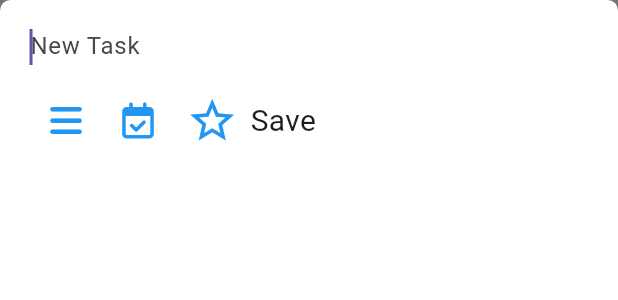
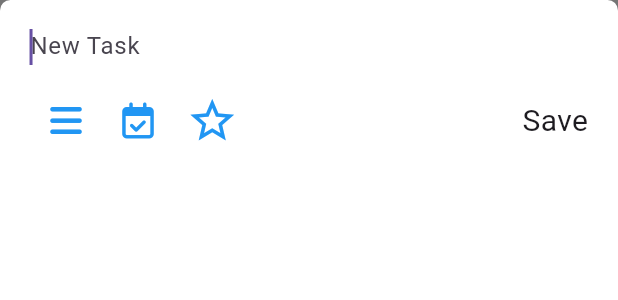
Before and after one commit to Emmanueloluwadamilola/my_todo_app, a Flutter app: the AddTaskSheet widget shown alone on an empty page, opened directly, on a phone screen of 412 x 824 dp. Shown: the top 300 px of the screen. Run offline on Flutter 3.47's test engine with Material 3 defaults, Android fonts, the phone set to English and light mode, and no system bars; our stand-ins replace font_awesome_flutter.

Commit message:
new changes

```diff
--- a/lib/add_task.dart
+++ b/lib/add_task.dart
@@ -45,9 +45,13 @@ class AddTaskSheet extends StatelessWidget {
                       size: 35,
                       color: Colors.blue,
                     )),
-                const Text(
-                  "Save",
-                  style: TextStyle(fontSize: 20),
+                Spacer(),
+                Padding(
+                  padding: const EdgeInsets.only(right: 20),
+                  child: const Text(
+                    "Save",
+                    style: TextStyle(fontSize: 20),
+                  ),
                 ),
               ]),
             ],
```
